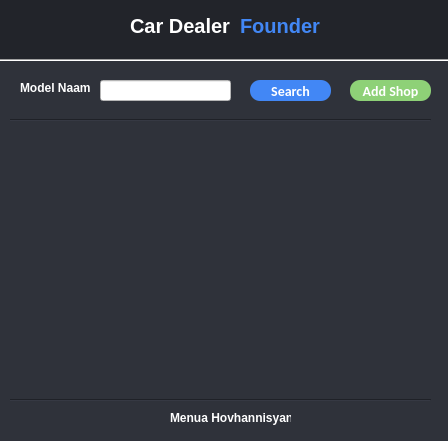
UAntwerpen/groep-ta-2020-2021-menua, file Interface/mainwindow.ui: the form before one commit.
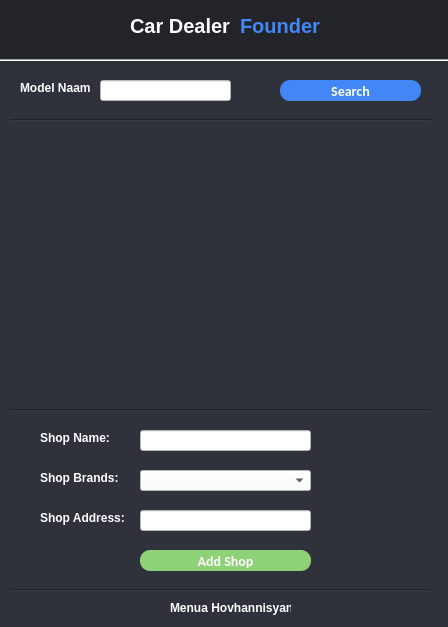
The form after the commit.

Commit message: GUI afwerking en mechanisme GUI volledig + toevoegen van Shop is nu mogelijk

What changed in the file:
```diff
--- a/Interface/mainwindow.ui
+++ b/Interface/mainwindow.ui
@@ -10,7 +10,7 @@
     <x>0</x>
     <y>0</y>
     <width>448</width>
-    <height>441</height>
+    <height>627</height>
    </rect>
   </property>
   <property name="sizePolicy">
@@ -38,7 +38,7 @@
       <x>0</x>
       <y>60</y>
       <width>451</width>
-      <height>391</height>
+      <height>581</height>
      </rect>
     </property>
     <property name="styleSheet">
@@ -79,9 +79,9 @@
    <widget class="QPushButton" name="search_btn">
     <property name="geometry">
      <rect>
-      <x>250</x>
+      <x>280</x>
       <y>80</y>
-      <width>81</width>
+      <width>141</width>
       <height>21</height>
      </rect>
     </property>
@@ -137,7 +137,7 @@
     <property name="geometry">
      <rect>
       <x>10</x>
-      <y>390</y>
+      <y>580</y>
       <width>421</width>
       <height>20</height>
      </rect>
@@ -209,7 +209,7 @@
     <property name="geometry">
      <rect>
       <x>170</x>
-      <y>410</y>
+      <y>600</y>
       <width>121</width>
       <height>16</height>
      </rect>
@@ -272,12 +272,60 @@
      <string/>
     </property>
    </widget>
+   <widget class="Line" name="line_8">
+    <property name="geometry">
+     <rect>
+      <x>10</x>
+      <y>400</y>
+      <width>421</width>
+      <height>20</height>
+     </rect>
+    </property>
+    <property name="styleSheet">
+     <string notr="true">background-color: rgb(47, 50, 58);
+</string>
+    </property>
+    <property name="orientation">
+     <enum>Qt::Horizontal</enum>
+    </property>
+   </widget>
+   <widget class="QComboBox" name="shopbrands_combo">
+    <property name="geometry">
+     <rect>
+      <x>140</x>
+      <y>470</y>
+      <width>171</width>
+      <height>21</height>
+     </rect>
+    </property>
+    <property name="styleSheet">
+     <string notr="true"/>
+    </property>
+   </widget>
+   <widget class="QLabel" name="label1_3">
+    <property name="geometry">
+     <rect>
+      <x>40</x>
+      <y>510</y>
+      <width>91</width>
+      <height>16</height>
+     </rect>
+    </property>
+    <property name="styleSheet">
+     <string notr="true">background-color: none;
+color: rgb(255, 255, 255);
+font: bold Calibri;</string>
+    </property>
+    <property name="text">
+     <string>Shop Address:</string>
+    </property>
+   </widget>
    <widget class="QPushButton" name="add_btn">
     <property name="geometry">
      <rect>
-      <x>350</x>
-      <y>80</y>
-      <width>81</width>
+      <x>140</x>
+      <y>550</y>
+      <width>171</width>
       <height>21</height>
      </rect>
     </property>
@@ -301,6 +349,96 @@
      <string>Add Shop</string>
     </property>
    </widget>
+   <widget class="QLabel" name="label1_2">
+    <property name="geometry">
+     <rect>
+      <x>40</x>
+      <y>470</y>
+      <width>91</width>
+      <height>16</height>
+     </rect>
+    </property>
+    <property name="styleSheet">
+     <string notr="true">background-color: none;
+color: rgb(255, 255, 255);
+font: bold Calibri;</string>
+    </property>
+    <property name="text">
+     <string>Shop Brands:</string>
+    </property>
+   </widget>
+   <widget class="QLineEdit" name="shopname_txt">
+    <property name="geometry">
+     <rect>
+      <x>140</x>
+      <y>430</y>
+      <width>171</width>
+      <height>21</height>
+     </rect>
+    </property>
+   </widget>
+   <widget class="QLineEdit" name="shopaddress_txt">
+    <property name="geometry">
+     <rect>
+      <x>140</x>
+      <y>510</y>
+      <width>171</width>
+      <height>21</height>
+     </rect>
+    </property>
+   </widget>
+   <widget class="QLabel" name="label1_4">
+    <property name="geometry">
+     <rect>
+      <x>40</x>
+      <y>430</y>
+      <width>91</width>
+      <height>16</height>
+     </rect>
+    </property>
+    <property name="styleSheet">
+     <string notr="true">background-color:none;
+color: rgb(255, 255, 255);
+font: bold Calibri;</string>
+    </property>
+    <property name="text">
+     <string>Shop Name:</string>
+    </property>
+   </widget>
+   <widget class="QLabel" name="error_lbl_2">
+    <property name="geometry">
+     <rect>
+      <x>10</x>
+      <y>570</y>
+      <width>311</width>
+      <height>16</height>
+     </rect>
+    </property>
+    <property name="styleSheet">
+     <string notr="true">background-color: none;
+color: rgb(199, 56, 56);</string>
+    </property>
+    <property name="text">
+     <string/>
+    </property>
+   </widget>
+   <widget class="QLabel" name="error_lbl_3">
+    <property name="geometry">
+     <rect>
+      <x>10</x>
+      <y>570</y>
+      <width>311</width>
+      <height>16</height>
+     </rect>
+    </property>
+    <property name="styleSheet">
+     <string notr="true">background-color: none;
+color: rgb(142, 209, 119);</string>
+    </property>
+    <property name="text">
+     <string/>
+    </property>
+   </widget>
    <zorder>line_2</zorder>
    <zorder>line</zorder>
    <zorder>search_btn</zorder>
@@ -314,7 +452,16 @@
    <zorder>result_lw</zorder>
    <zorder>line_7</zorder>
    <zorder>error_lbl</zorder>
+   <zorder>line_8</zorder>
+   <zorder>shopbrands_combo</zorder>
+   <zorder>label1_3</zorder>
    <zorder>add_btn</zorder>
+   <zorder>label1_2</zorder>
+   <zorder>shopname_txt</zorder>
+   <zorder>shopaddress_txt</zorder>
+   <zorder>label1_4</zorder>
+   <zorder>error_lbl_2</zorder>
+   <zorder>error_lbl_3</zorder>
   </widget>
  </widget>
  <resources/>
```
The commit also changes 41 other files.
